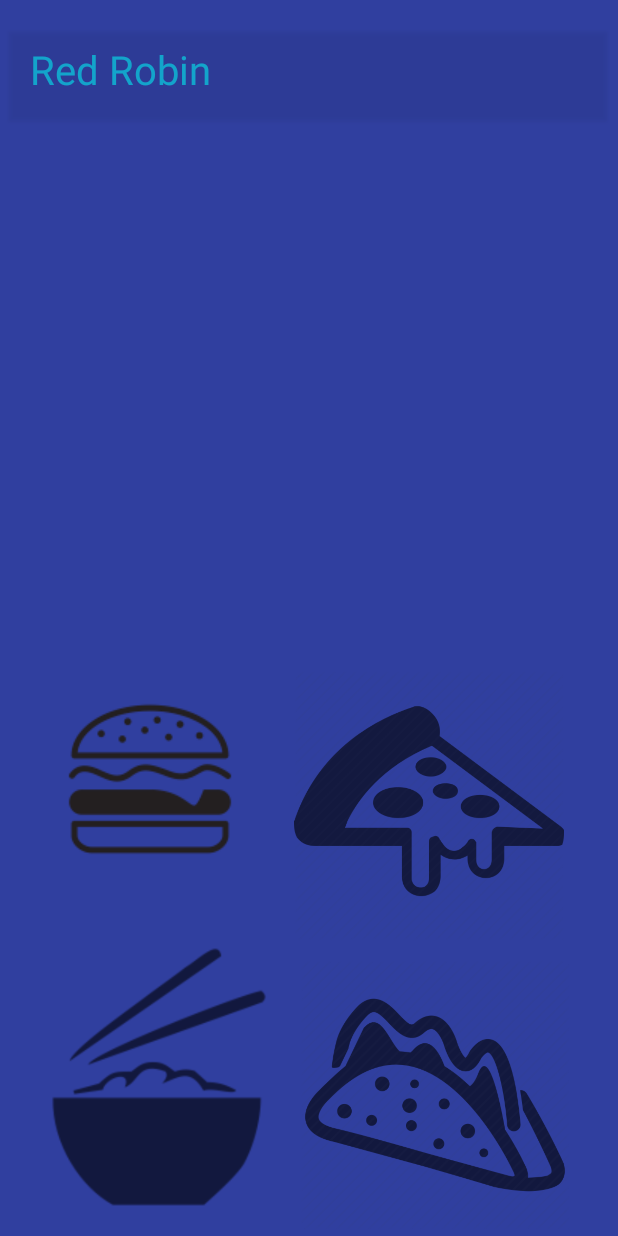
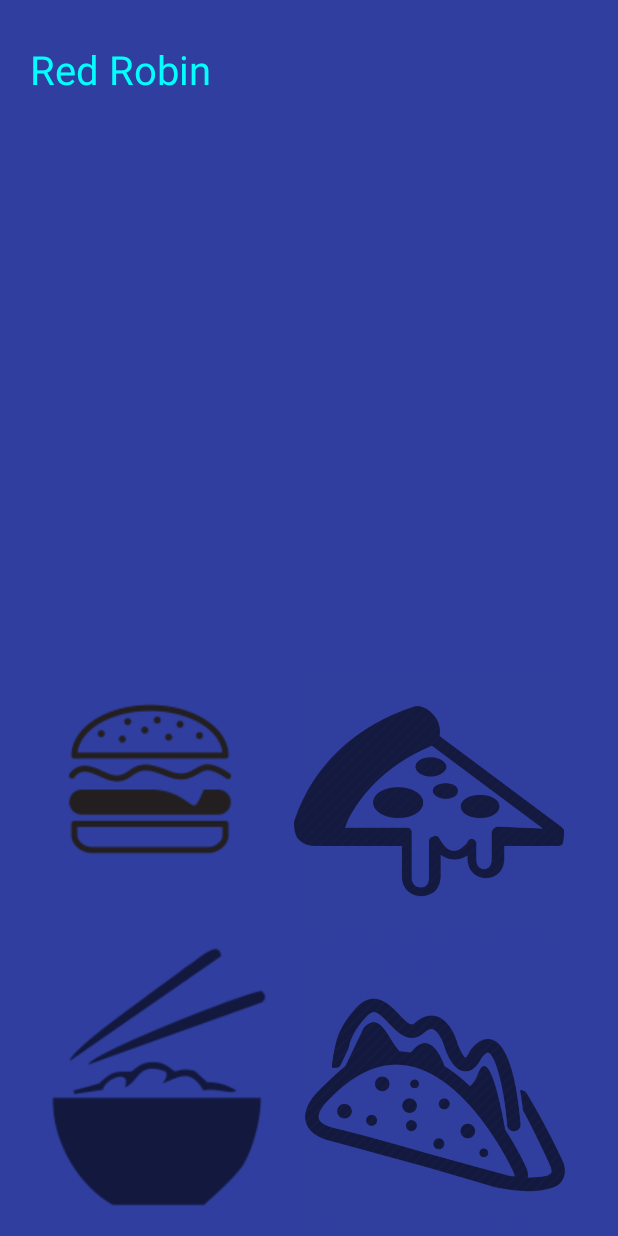
Before and after one commit to BPeretz95/lunchpicker, an Android app: the MainActivity screen opened directly, with no data from a screen before it, after a tap on an icon or button, on a phone screen of 412 x 824 dp. Run offline under Robolectric (Android 15) with nearby library versions, the phone set to English and light mode, and no system bars.

Commit message:
- Edited Budget page categories - Changed titles - Added button click event to Restaurant name

```diff
--- a/app/src/main/AndroidManifest.xml
+++ b/app/src/main/AndroidManifest.xml
@@ -1,6 +1,8 @@
 <?xml version="1.0" encoding="utf-8"?>
 <manifest xmlns:android="http://schemas.android.com/apk/res/android"
     package="com.example.barperetz.lunchwheel">
+
+    <uses-permission android:name="android.permission.INTERNET" />
 
     <application
         android:allowBackup="true"
--- a/app/src/main/java/com/example/barperetz/lunchwheel/BudgetPicker.java
+++ b/app/src/main/java/com/example/barperetz/lunchwheel/BudgetPicker.java
@@ -23,7 +23,7 @@ public class BudgetPicker extends MainActivity {
 
         ListView listView1 = (ListView) findViewById(R.id.listView);
 
-        String[] items = { "$1 - $10", "$11 - 20", "Lunch Specials"};
+        String[] items = { "All", "Fast Food", "Delivery", "Lunch Specials", "Early Lunch"};
 
         ArrayAdapter<String> adapter = new ArrayAdapter<String>(this,
                 android.R.layout.simple_list_item_1, items);
--- a/app/src/main/java/com/example/barperetz/lunchwheel/MainActivity.java
+++ b/app/src/main/java/com/example/barperetz/lunchwheel/MainActivity.java
@@ -1,15 +1,13 @@
 package com.example.barperetz.lunchwheel;
 
-import android.content.Context;
 import android.content.Intent;
 import android.support.v7.app.AppCompatActivity;
 import android.os.Bundle;
 import android.view.View;
 import android.view.View.OnClickListener;
-import android.widget.Button;
+import android.widget.ArrayAdapter;
 import android.widget.ImageButton;
 import android.widget.TextView;
-import android.widget.Toast;
 
 import java.util.Random;
 
@@ -23,10 +21,10 @@ public class MainActivity extends AppCompatActivity {
         setContentView(R.layout.activity2);
 
         addListenerOnButton();
+    }
 
 
 
-    }
 
     public void addListenerOnButton() {
 
@@ -38,24 +36,13 @@ public class MainActivity extends AppCompatActivity {
             @Override
             public void onClick(View arg0) {
 
-                Button button = (Button) findViewById(R.id.button);
-                button.setOnClickListener(new OnClickListener() {
-                    @Override
-                    public void onClick(View view) {
-                        {
-                            Intent intent = new Intent(MainActivity.this, RestaurantDetail.class);
-                            startActivity(intent);
-                        }
-                    }
-                });
-
-
 
                 TextView nameView1 = findViewById(R.id.textView2);
                 String[] americannames = getResources().getStringArray(R.array.american);
                 int randomIndex = new Random().nextInt(americannames.length);
                 String randomAmericanName = americannames[randomIndex];
                 nameView1.setText(randomAmericanName);
+
 
             }
             {
@@ -92,11 +79,11 @@ public class MainActivity extends AppCompatActivity {
 
                             @Override
                             public void onClick(View arg0) {
-                                TextView nameView3 = findViewById(R.id.textView2);
+                                TextView nameView4 = findViewById(R.id.textView2);
                                 String[] italiannames = getResources().getStringArray(R.array.italian);
                                 int randomIndex = new Random().nextInt(italiannames.length);
                                 String randomItalianName = italiannames[randomIndex];
-                                nameView3.setText(randomItalianName);
+                                nameView4.setText(randomItalianName);
 
 
                             }
@@ -104,13 +91,20 @@ public class MainActivity extends AppCompatActivity {
 
 
 
-
-
-
-                            });}
+                        });}
+                    {
+                        TextView detailclick = (TextView) findViewById(R.id.textView2);
+                        detailclick.setOnClickListener(new OnClickListener() {
+                            @Override
+                            public void onClick(View view) {
+                                Intent myIntent = new Intent(view.getContext(), RestaurantDetail.class);
+                                startActivityForResult(myIntent, 0);
+                            }
+                        });
 
 
 
 
 
-                }}});}}
+
+                }}}});}}
--- a/app/src/main/res/layout/activity2.xml
+++ b/app/src/main/res/layout/activity2.xml
@@ -77,6 +77,7 @@
         android:text=""
         android:textColor="@color/colorCyan"
         android:textSize="12pt"
+        android:clickable="true"
         app:layout_constraintEnd_toEndOf="parent"
         app:layout_constraintHorizontal_bias="0.502"
         app:layout_constraintLeft_toLeftOf="parent"
@@ -84,20 +85,5 @@
         app:layout_constraintStart_toStartOf="parent"
         app:layout_constraintTop_toTopOf="parent" />
 
-    <Button
-        android:id="@+id/button"
-        android:layout_width="397dp"
-        android:layout_height="59dp"
-        android:layout_marginBottom="8dp"
-        android:layout_marginTop="8dp"
-        android:alpha="0.4"
-        android:background="@color/colorPrimaryDark"
-        android:text=""
-        app:layout_constraintBottom_toBottomOf="parent"
-        app:layout_constraintHorizontal_bias="0.461"
-        app:layout_constraintLeft_toLeftOf="parent"
-        app:layout_constraintRight_toRightOf="parent"
-        app:layout_constraintTop_toTopOf="parent"
-        app:layout_constraintVertical_bias="0.018" />
 
 </android.support.constraint.ConstraintLayout>
--- a/app/src/main/res/values/strings.xml
+++ b/app/src/main/res/values/strings.xml
@@ -1,6 +1,6 @@
 <resources>
     <string name="app_name">Lunch Picker</string>
-    <string name="thai1">Bangkok Orchid</string>
+    <string name="thai1"><a href="https://www.doordash.com/store/bangkok-orchid-henderson-77215/">Bangkok Orchid</a></string>
     <string name="madness">Teriyaki Madness</string>
     <string name="sushi">Blue Fin Sushi</string>
     <string name="pandas">Panda Express</string>
```
Also changed, not shown: app/src/main/res/layout/budgetpage.xml (+4 -5 lines), app/src/main/res/values/arrays.xml (+7 -0 lines).
